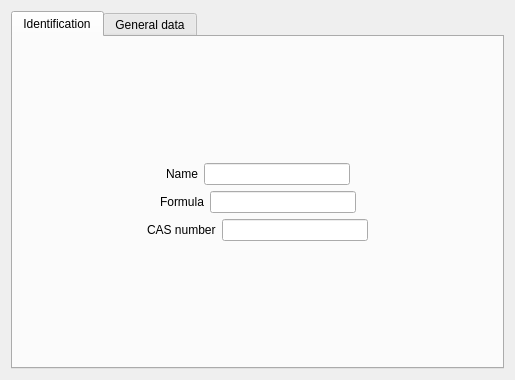
marcusbfs/Sindri, file designer/db_substanceProperties_ui.ui: the form before one commit.
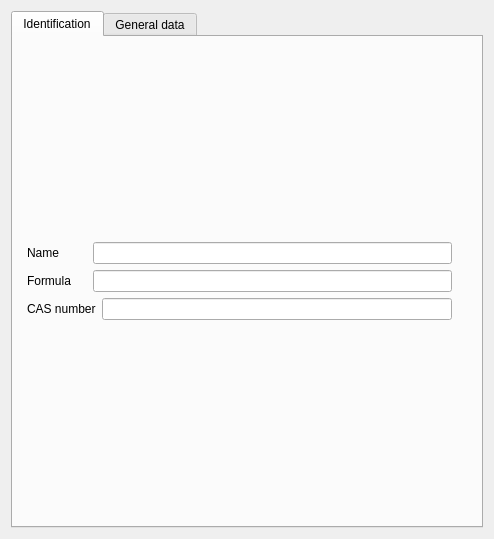
The form after the commit.

Commit message: layout and modality updates

The edit to the form file:
```diff
--- a/designer/db_substanceProperties_ui.ui
+++ b/designer/db_substanceProperties_ui.ui
@@ -9,8 +9,8 @@
    <rect>
     <x>0</x>
     <y>0</y>
-    <width>515</width>
-    <height>380</height>
+    <width>494</width>
+    <height>539</height>
    </rect>
   </property>
   <property name="windowTitle">
@@ -44,23 +44,22 @@
       <layout class="QVBoxLayout" name="verticalLayout_2">
        <item>
         <layout class="QVBoxLayout" name="verticalLayout">
+         <property name="leftMargin">
+          <number>5</number>
+         </property>
+         <property name="rightMargin">
+          <number>20</number>
+         </property>
          <item>
           <layout class="QHBoxLayout" name="horizontalLayout_2">
-           <item>
-            <spacer name="horizontalSpacer">
-             <property name="orientation">
-              <enum>Qt::Horizontal</enum>
-             </property>
-             <property name="sizeHint" stdset="0">
-              <size>
-               <width>40</width>
-               <height>20</height>
-              </size>
-             </property>
-            </spacer>
-           </item>
            <item>
             <widget class="QLabel" name="label">
+             <property name="minimumSize">
+              <size>
+               <width>60</width>
+               <height>0</height>
+              </size>
+             </property>
              <property name="text">
               <string>Name</string>
              </property>
@@ -82,38 +81,18 @@
              </property>
             </widget>
            </item>
-           <item>
-            <spacer name="horizontalSpacer_2">
-             <property name="orientation">
-              <enum>Qt::Horizontal</enum>
-             </property>
-             <property name="sizeHint" stdset="0">
-              <size>
-               <width>40</width>
-               <height>20</height>
-              </size>
-             </property>
-            </spacer>
-           </item>
           </layout>
          </item>
          <item>
           <layout class="QHBoxLayout" name="horizontalLayout_3">
-           <item>
-            <spacer name="horizontalSpacer_3">
-             <property name="orientation">
-              <enum>Qt::Horizontal</enum>
-             </property>
-             <property name="sizeHint" stdset="0">
-              <size>
-               <width>40</width>
-               <height>20</height>
-              </size>
-             </property>
-            </spacer>
-           </item>
            <item>
             <widget class="QLabel" name="label_2">
+             <property name="minimumSize">
+              <size>
+               <width>60</width>
+               <height>0</height>
+              </size>
+             </property>
              <property name="text">
               <string>Formula</string>
              </property>
@@ -132,38 +111,18 @@
              </property>
             </widget>
            </item>
-           <item>
-            <spacer name="horizontalSpacer_4">
-             <property name="orientation">
-              <enum>Qt::Horizontal</enum>
-             </property>
-             <property name="sizeHint" stdset="0">
-              <size>
-               <width>40</width>
-               <height>20</height>
-              </size>
-             </property>
-            </spacer>
-           </item>
           </layout>
          </item>
          <item>
           <layout class="QHBoxLayout" name="horizontalLayout_4">
-           <item>
-            <spacer name="horizontalSpacer_5">
-             <property name="orientation">
-              <enum>Qt::Horizontal</enum>
-             </property>
-             <property name="sizeHint" stdset="0">
-              <size>
-               <width>40</width>
-               <height>20</height>
-              </size>
-             </property>
-            </spacer>
-           </item>
            <item>
             <widget class="QLabel" name="label_3">
+             <property name="minimumSize">
+              <size>
+               <width>60</width>
+               <height>0</height>
+              </size>
+             </property>
              <property name="text">
               <string>CAS number</string>
              </property>
@@ -182,19 +141,6 @@
              </property>
             </widget>
            </item>
-           <item>
-            <spacer name="horizontalSpacer_6">
-             <property name="orientation">
-              <enum>Qt::Horizontal</enum>
-             </property>
-             <property name="sizeHint" stdset="0">
-              <size>
-               <width>40</width>
-               <height>20</height>
-              </size>
-             </property>
-            </spacer>
-           </item>
           </layout>
          </item>
         </layout>
```
The commit also changes 7 other files.
